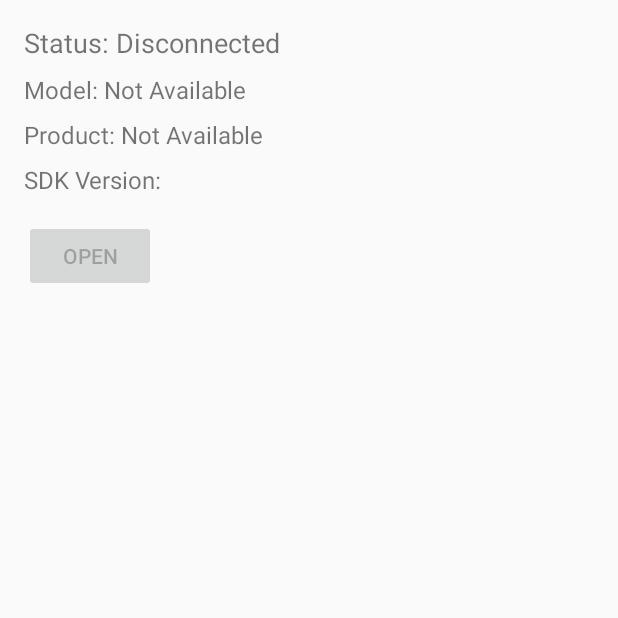
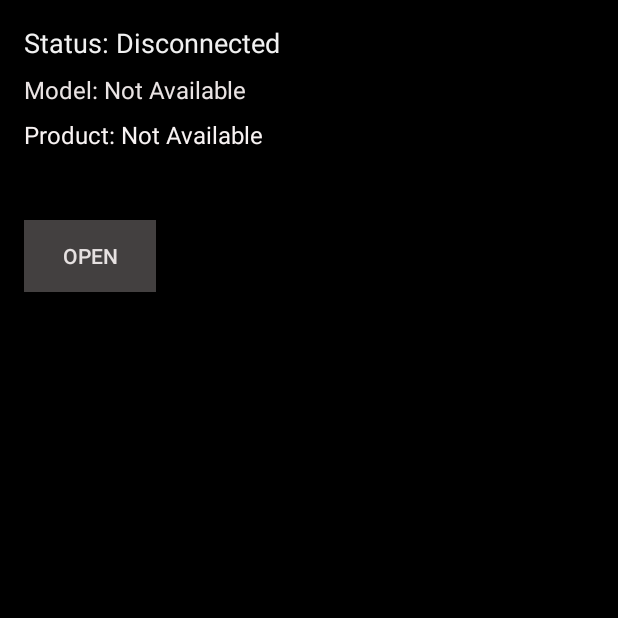
Before and after one commit to SyedAbbas-CM/HorizonHawk-FYP-APP, an Android app built with Jetpack Compose: the screen it shows after launch (ConnectionActivity), on a phone screen of 412 x 824 dp, the top half of it. Run offline under Robolectric (Android 15) with nearby library versions, the phone set to English and light mode, and no system bars; libraries missing offline, so code that uses them is left out: com.secneo.sdk, dji.common.error, dji.common.util, dji.sdk.base, dji.sdk.sdkmanager; 4 statements that could not run were skipped.

Commit message:
Vero-Drone Update

```diff
--- a/app/src/main/res/layout/activity_connection.xml
+++ b/app/src/main/res/layout/activity_connection.xml
@@ -2,6 +2,7 @@
 <RelativeLayout xmlns:android="http://schemas.android.com/apk/res/android"
     android:layout_width="match_parent"
     android:layout_height="match_parent"
+    android:background="#000000"
     android:padding="16dp">
 
     <TextView
@@ -9,6 +10,7 @@
         android:layout_width="wrap_content"
         android:layout_height="wrap_content"
         android:text="Status: Disconnected"
+        android:textColor="#F1F1F1"
         android:textSize="18sp" />
 
     <TextView
@@ -18,6 +20,7 @@
         android:layout_below="@id/text_connection_status"
         android:layout_marginTop="8dp"
         android:text="Model: Not Available"
+        android:textColor="#EAE4E4"
         android:textSize="16sp" />
 
     <TextView
@@ -27,6 +30,7 @@
         android:layout_below="@id/text_model_available"
         android:layout_marginTop="8dp"
         android:text="Product: Not Available"
+        android:textColor="#F8F3F3"
         android:textSize="16sp" />
 
     <TextView
@@ -44,6 +48,8 @@
         android:layout_height="wrap_content"
         android:layout_below="@id/textView2"
         android:layout_marginTop="16dp"
+        android:background="#434040"
+        android:enabled="false"
         android:text="Open"
-        android:enabled="false" />
+        android:textColor="#E6E1E1" />
 </RelativeLayout>
```
Also changed, not shown: app/src/main/java/com/example/hhawk4/MainActivity.kt (+13 -10 lines), app/src/main/res/layout/activity_main.xml (+10 -7 lines).
